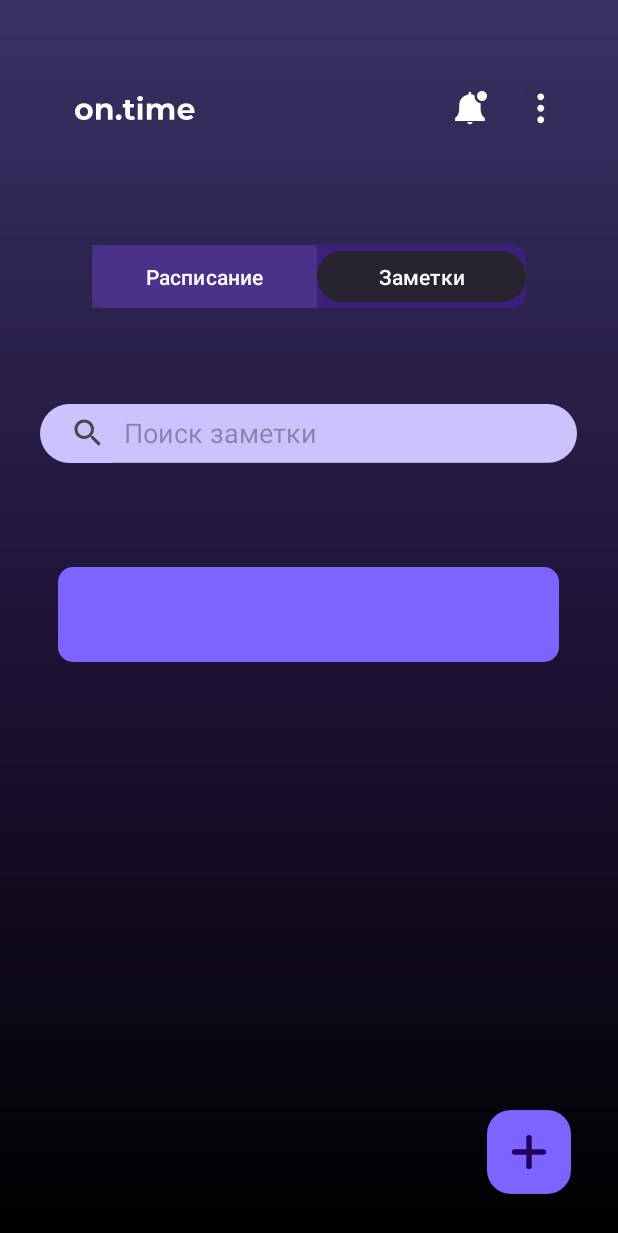
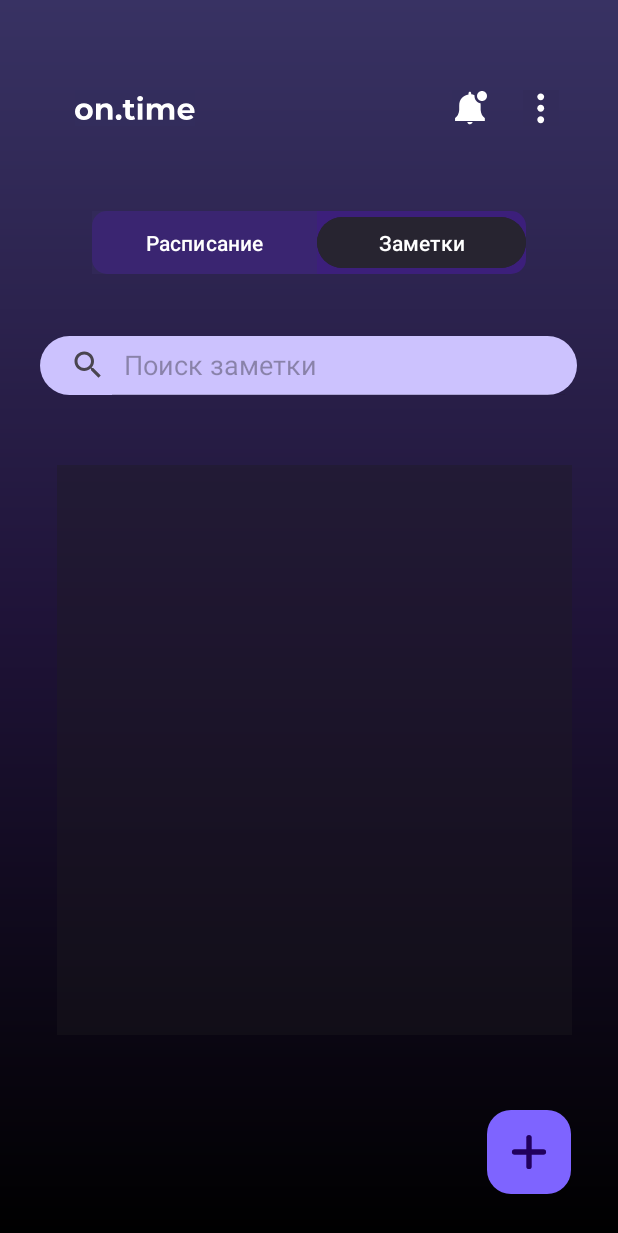
Before and after one commit to Milo4kaa/TestAndroid, an Android app built with Jetpack Compose: the screen it shows after launch (MainActivity), on a phone screen of 412 x 824 dp. Shown: the top 1233 px of the screen. Run offline under Robolectric (Android 15) with nearby library versions, the phone set to English and light mode, and no system bars.

Commit message:
Добавление записок v1.1

```diff
--- a/app/src/main/java/com/example/todolist/MainActivity.kt
+++ b/app/src/main/java/com/example/todolist/MainActivity.kt
@@ -4,15 +4,32 @@ import android.content.Intent
 import androidx.appcompat.app.AppCompatActivity
 import android.os.Bundle
 import android.view.View
+import androidx.recyclerview.widget.GridLayoutManager
+import androidx.recyclerview.widget.LinearLayoutManager
 import com.example.todolist.databinding.ActivityMainBinding
 import com.example.todolist.ui.theme.NoteActivity
 
 class MainActivity : AppCompatActivity() {
-    lateinit var binding: ActivityMainBinding
+
+     lateinit var  binding: ActivityMainBinding
+     private var adapter = NoteAdapter()
+
     override fun onCreate(savedInstanceState: Bundle?)
     {
         super.onCreate(savedInstanceState)
-        setContentView(R.layout.activity_main)
+        binding = ActivityMainBinding.inflate(layoutInflater)
+        setContentView(binding.root)
+        init()
+    }
+    private fun init(){
+        binding.apply {
+            rcView.layoutManager = LinearLayoutManager(this@MainActivity)
+            rcView.adapter = adapter
+            NoteAdd.setOnClickListener {
+                val note = Note("","1")
+                adapter.addNote(note)
+            }
+        }
     }
     fun onClickOpenNoteActivity (view : View){
         val intent = Intent(this, NoteActivity::class.java)
--- /dev/null
+++ b/app/src/main/java/com/example/todolist/Note.kt
@@ -0,0 +1,3 @@
+package com.example.todolist
+
+data class Note(val title: String, val MainText: String)
--- a/app/src/main/res/layout/activity_main.xml
+++ b/app/src/main/res/layout/activity_main.xml
@@ -9,13 +9,15 @@
 
 
     <com.google.android.material.floatingactionbutton.FloatingActionButton
-        android:id="@+id/floatingActionButton"
+        android:id="@+id/NoteAdd"
         android:layout_width="wrap_content"
         android:layout_height="wrap_content"
         android:layout_marginStart="328dp"
         android:layout_marginEnd="31dp"
         android:layout_marginBottom="28dp"
         android:clickable="true"
+        android:contentDescription="@string/TODO"
+        android:focusable="true"
         android:tint="@color/white"
         app:backgroundTint="#7E64FF"
         app:layout_constraintBottom_toBottomOf="parent"
@@ -23,9 +25,7 @@
         app:layout_constraintHorizontal_bias="1.0"
         app:layout_constraintStart_toStartOf="parent"
         app:rippleColor="#7E64FF"
-        app:srcCompat="@drawable/group_21"
-        android:contentDescription="@string/TODO"
-        android:focusable="true" />
+        app:srcCompat="@drawable/group_21" />
 
     <SearchView
         android:id="@+id/searchView"
@@ -36,10 +36,10 @@
         android:layout_marginEnd="27dp"
         android:layout_marginBottom="10dp"
         android:background="@drawable/search_radius"
+        android:iconifiedByDefault="false"
         android:queryHint="Поиск заметки"
-        android:iconifiedByDefault="false"
         android:text="@string/Поиск_в_заметках"
-        app:layout_constraintBottom_toTopOf="@+id/recyclerView"
+        app:layout_constraintBottom_toTopOf="@+id/rcView"
         app:layout_constraintEnd_toEndOf="parent"
         app:layout_constraintStart_toStartOf="parent"
         app:layout_constraintTop_toBottomOf="@+id/linearLayout"
@@ -76,8 +76,8 @@
             android:layout_height="wrap_content"
             android:layout_weight="1"
             android:backgroundTint="#272430"
+            android:onClick="onClickOpenNoteActivity"
             android:text="@string/Заметки"
-            android:onClick="onClickOpenNoteActivity"
             tools:ignore="ButtonStyle,TouchTargetSizeCheck" />
     </LinearLayout>
 
@@ -123,16 +123,17 @@
         tools:ignore="MissingConstraints" />
 
     <androidx.recyclerview.widget.RecyclerView
-        android:id="@+id/recyclerView"
-        android:layout_width="334dp"
-        android:layout_height="63dp"
+        android:id="@+id/rcView"
+        android:layout_width="343dp"
+        android:layout_height="380dp"
         android:layout_marginStart="38dp"
         android:layout_marginTop="10dp"
         android:layout_marginEnd="39dp"
-        android:layout_marginBottom="250dp"
-        android:background="@drawable/recycler_radius"
-        app:layout_constraintBottom_toTopOf="@+id/floatingActionButton"
+        android:layout_marginBottom="24dp"
+        android:background="@color/material_on_background_disabled"
+        app:layout_constraintBottom_toTopOf="@+id/NoteAdd"
         app:layout_constraintEnd_toEndOf="parent"
+        app:layout_constraintHorizontal_bias="0.034"
         app:layout_constraintStart_toStartOf="parent"
         app:layout_constraintTop_toBottomOf="@+id/searchView"
         tools:ignore="MissingConstraints" />
--- a/app/src/main/res/values/colors.xml
+++ b/app/src/main/res/values/colors.xml
@@ -2,7 +2,6 @@
 <resources>
     <color name="black">#FF000000</color>
     <color name="white">#FFFFFFFF</color>
-
     <color name="start_color">#383263</color>
     <color name="midl_color">#1F1338</color>
     <color name="end_color">#000000</color>
--- a/app/src/main/res/values/themes.xml
+++ b/app/src/main/res/values/themes.xml
@@ -3,6 +3,7 @@
     <style name="Base.Theme.ToDoList" parent="Theme.Material3.DayNight.NoActionBar">
         <!-- Customize your light theme here. -->
         <!-- <item name="colorPrimary">@color/my_light_primary</item> -->
+        <item name="colorPrimary">#FF373162</item>
     </style>
 
     <style name="Theme.ToDoList" parent="Base.Theme.ToDoList" />
```
Also changed, not shown: app/src/main/java/com/example/todolist/NoteAdapter.kt (added, +38 -0 lines), app/src/main/res/layout/note_item.xml (added, +52 -0 lines), 24 other files.
